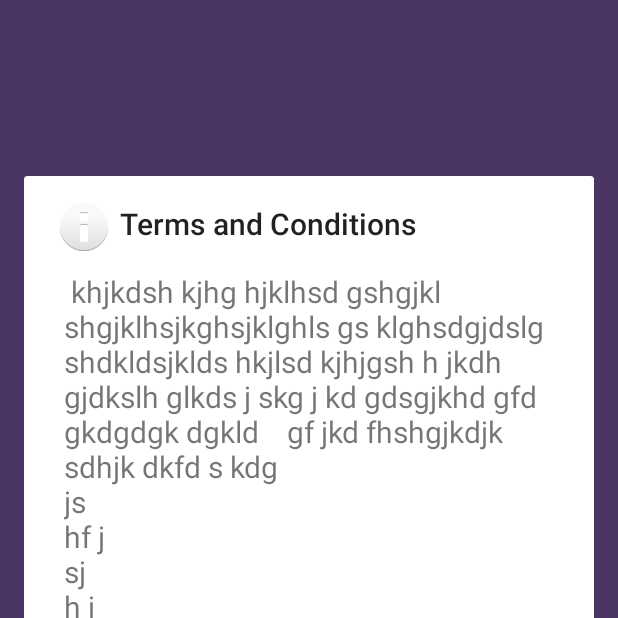
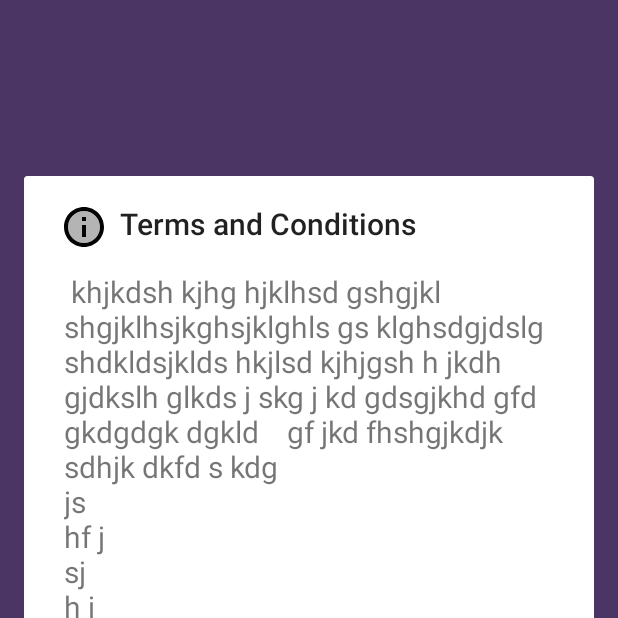
Before and after one commit to rahuladlakha/Littera, an Android app: the screen it shows after launch (SignUpActivity), after a tap on "Terms and Conditions", on a phone screen of 412 x 824 dp, the top half of it. Run offline under Robolectric (Android 15) with nearby library versions, the phone set to English and light mode, and no system bars; our stand-ins replace Firebase (no records; nobody signed in at launch, a user with empty details on screens opened directly).

Commit message:
Fixed some bugs

```diff
--- a/app/src/main/java/com/rahul/littera/FlashcardActivity.java
+++ b/app/src/main/java/com/rahul/littera/FlashcardActivity.java
@@ -72,6 +72,7 @@ public class FlashcardActivity extends AppCompatActivity {
         cardTextView.setText(currFlashcard.front);
         frontsideshown = true;
         doneFAB.setEnabled(false);
+        DataManager.getInstance().save();
     }
 
     public void onFABClick(View view ){
@@ -144,6 +145,7 @@ public class FlashcardActivity extends AppCompatActivity {
     @Override
     public void onBackPressed() {
         FlashcardsFragment.getInstance().refresh();
+        DataManager.getInstance().save();
         super.onBackPressed();
     }
 }
--- a/app/src/main/java/com/rahul/littera/NewFlashcardActivity.java
+++ b/app/src/main/java/com/rahul/littera/NewFlashcardActivity.java
@@ -83,6 +83,7 @@ public class NewFlashcardActivity extends AppCompatActivity {
 
     @Override
     public void onBackPressed() {
+        FlashcardsFragment.getInstance().refresh();
         String tmp = (spinner.getSelectedItem() != null) ? spinner.getSelectedItem().toString() : null;
         if (tmp == null || tmp.equals("New Cardgroup")){
             View dialogedittextLayout = getLayoutInflater().inflate(R.layout.dialog_edit_text,null);
--- a/app/src/main/java/com/rahul/littera/NotesFragment.java
+++ b/app/src/main/java/com/rahul/littera/NotesFragment.java
@@ -80,7 +80,7 @@ public class NotesFragment extends Fragment {
             public boolean onItemLongClick(AdapterView<?> adapterView, View view, int i, long l) {
                 int index = i;
                 new AlertDialog.Builder(FirstActivity.instance)
-                        .setIcon(android.R.drawable.ic_menu_delete)
+                        .setIcon(R.drawable.ic_delete_twotone)
                         .setTitle("Do you want to delete this note ?")
                         .setPositiveButton("Delete", new DialogInterface.OnClickListener() {
                             @Override
--- a/app/src/main/java/com/rahul/littera/SignUpActivity.java
+++ b/app/src/main/java/com/rahul/littera/SignUpActivity.java
@@ -84,7 +84,7 @@ public class SignUpActivity extends AppCompatActivity {
                terms.setVerticalScrollBarEnabled(true);
 
                AlertDialog.Builder termsDialog = new AlertDialog.Builder(this);
-                       termsDialog.setIcon(android.R.drawable.ic_dialog_info)
+                       termsDialog.setIcon(R.drawable.ic_info_twotone)
                        .setTitle("Terms and Conditions")
                        .setView(terms)
                        .setPositiveButton("Agree", new DialogInterface.OnClickListener() {
--- a/app/src/main/java/com/rahul/littera/TasksFragment.java
+++ b/app/src/main/java/com/rahul/littera/TasksFragment.java
@@ -109,7 +109,7 @@ public class TasksFragment extends Fragment implements View.OnClickListener {
                     return true;
                 } int index = i;
                 new AlertDialog.Builder(FirstActivity.instance)
-                        .setIcon(android.R.drawable.ic_menu_delete)
+                        .setIcon(R.drawable.ic_delete_twotone)
                         .setTitle("Do you want to delete this task ?")
                         .setPositiveButton("Delete", new DialogInterface.OnClickListener() {
                             @Override
--- /dev/null
+++ b/app/src/main/res/drawable/ic_info_twotone.xml
@@ -0,0 +1,8 @@
+<vector android:height="24dp" android:tint="#030303"
+    android:viewportHeight="24" android:viewportWidth="24"
+    android:width="24dp" xmlns:android="http://schemas.android.com/apk/res/android">
+    <path android:fillAlpha="0.3"
+        android:fillColor="@android:color/white"
+        android:pathData="M12,4c-4.41,0 -8,3.59 -8,8s3.59,8 8,8 8,-3.59 8,-8 -3.59,-8 -8,-8zM13,17h-2v-6h2v6zM13,9h-2L11,7h2v2z" android:strokeAlpha="0.3"/>
+    <path android:fillColor="@android:color/white" android:pathData="M11,7h2v2h-2zM11,11h2v6h-2zM12,2C6.48,2 2,6.48 2,12s4.48,10 10,10 10,-4.48 10,-10S17.52,2 12,2zM12,20c-4.41,0 -8,-3.59 -8,-8s3.59,-8 8,-8 8,3.59 8,8 -3.59,8 -8,8z"/>
+</vector>
```
Also changed, not shown: app/src/main/java/com/rahul/littera/Flashcard.java (+51 -0 lines), app/src/main/java/com/rahul/littera/FlashcardsFragment.java (+9 -0 lines), app/src/main/res/drawable/ic_sync.xml (+4 -9 lines).
